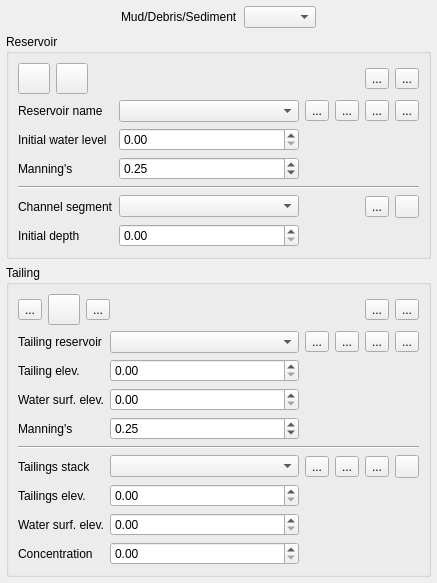
Before: the Qt Designer form flo2d/ui/ic_editor.ui in FLO-2DSoftware/qgis-flo-2d-plugin, drawn with Qt 5.
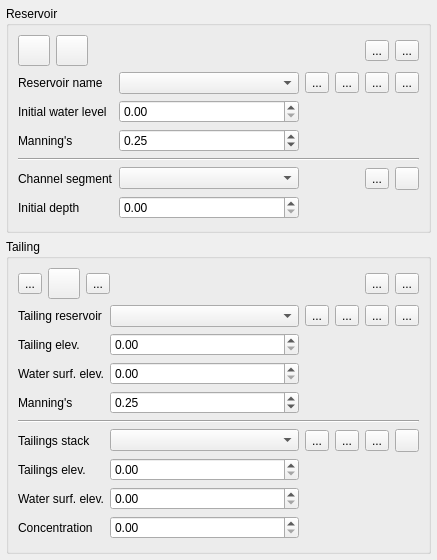
After: the same form once the commit is applied. Icons and pictures are not drawn. Custom widgets are drawn as their Qt base class.

Commit message: Adjusted the interface depending on the type of simulation

Patch:
```diff
--- a/flo2d/ui/ic_editor.ui
+++ b/flo2d/ui/ic_editor.ui
@@ -32,46 +32,6 @@
    <property name="bottomMargin">
     <number>6</number>
    </property>
-   <item>
-    <layout class="QGridLayout" name="gridLayout_3">
-     <item row="0" column="3">
-      <spacer name="horizontalSpacer_14">
-       <property name="orientation">
-        <enum>Qt::Horizontal</enum>
-       </property>
-       <property name="sizeHint" stdset="0">
-        <size>
-         <width>40</width>
-         <height>20</height>
-        </size>
-       </property>
-      </spacer>
-     </item>
-     <item row="0" column="1">
-      <widget class="QLabel" name="label_14">
-       <property name="text">
-        <string>Mud/Debris/Sediment</string>
-       </property>
-      </widget>
-     </item>
-     <item row="0" column="2">
-      <widget class="QComboBox" name="mud_switch_cbo"/>
-     </item>
-     <item row="0" column="0">
-      <spacer name="horizontalSpacer_13">
-       <property name="orientation">
-        <enum>Qt::Horizontal</enum>
-       </property>
-       <property name="sizeHint" stdset="0">
-        <size>
-         <width>40</width>
-         <height>20</height>
-        </size>
-       </property>
-      </spacer>
-     </item>
-    </layout>
-   </item>
    <item>
     <widget class="QGroupBox" name="reservoir_grp">
      <property name="title">
```
The commit also changes 3 other files.
